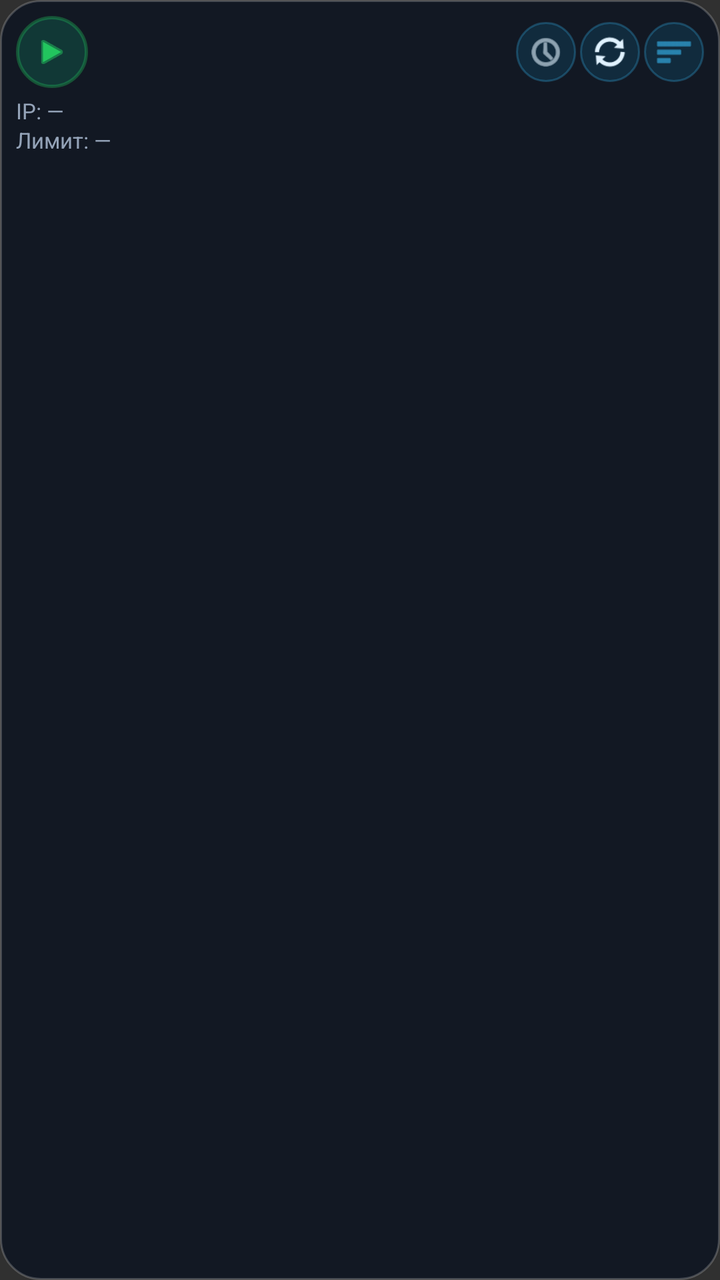
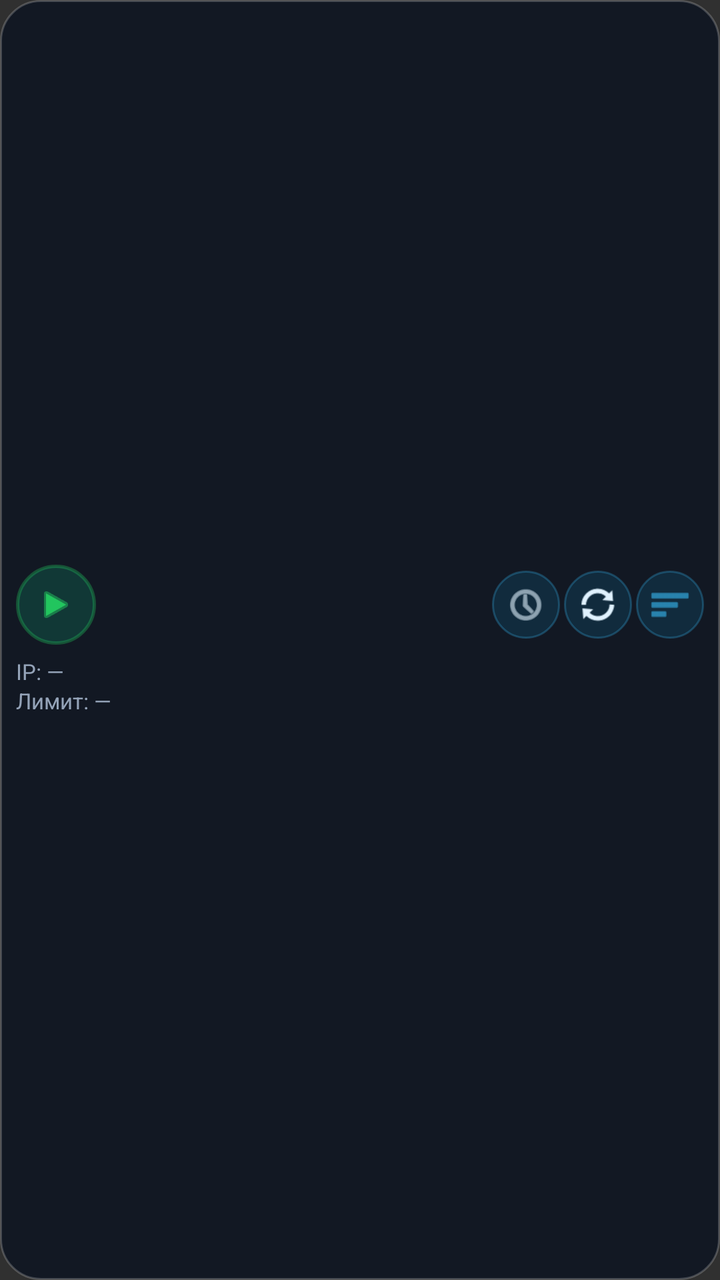

Screens rendered from an Android XML layout before and after an edit, with the pre-edit source and the edit as a unified diff.
<!-- AndroidManifest.xml: application theme Theme.VpEgs -->
<!-- res/layout/widget_2x3.xml -->
<?xml version="1.0" encoding="utf-8"?>
<LinearLayout xmlns:android="http://schemas.android.com/apk/res/android"
    android:id="@+id/widget_root"
    android:layout_width="match_parent"
    android:layout_height="wrap_content"
    android:orientation="vertical"
    android:padding="8dp"
    android:background="@drawable/widget_bg">

    <LinearLayout
        android:layout_width="match_parent"
        android:layout_height="wrap_content"
        android:orientation="horizontal"
        android:gravity="center_vertical">

        <FrameLayout
            android:id="@+id/btn_toggle"
            android:clickable="true"
            android:focusable="true"
            android:layout_width="36dp"
            android:layout_height="36dp"
            android:background="@drawable/widget_btn_circle">
            <ImageView
                android:id="@+id/icon_power"
                android:layout_width="18dp"
                android:layout_height="18dp"
                android:layout_gravity="center"
                android:src="@android:drawable/ic_media_play"
                android:tint="#22C55E" />
        </FrameLayout>

        <LinearLayout
            android:layout_width="0dp"
            android:layout_height="wrap_content"
            android:layout_weight="1"
            android:orientation="vertical"
            android:paddingStart="8dp">
            <TextView
                android:id="@+id/txt_country"
                android:layout_width="match_parent"
                android:layout_height="wrap_content"
                android:textColor="#E0F2FE"
                android:textSize="12sp"
                android:textStyle="bold"
                android:maxLines="1"
                android:ellipsize="end" />
            <TextView
                android:id="@+id/txt_ping"
                android:layout_width="match_parent"
                android:layout_height="wrap_content"
                android:textColor="#7DD3FC"
                android:textSize="10sp"
                android:maxLines="1" />
        </LinearLayout>

        <ImageView android:id="@+id/btn_ping" android:layout_width="30dp" android:layout_height="30dp"
            android:padding="5dp" android:clickable="true" android:focusable="true"
            android:src="@android:drawable/ic_menu_recent_history" android:background="@drawable/widget_btn_small" android:tint="#E0F2FE" />
        <ImageView android:id="@+id/btn_refresh" android:layout_width="30dp" android:layout_height="30dp"
            android:layout_marginStart="2dp" android:padding="5dp" android:clickable="true" android:focusable="true"
            android:src="@android:drawable/ic_popup_sync" android:background="@drawable/widget_btn_small" android:tint="#E0F2FE" />
        <ImageView android:id="@+id/btn_best" android:layout_width="30dp" android:layout_height="30dp"
            android:layout_marginStart="2dp" android:padding="5dp" android:clickable="true" android:focusable="true"
            android:src="@android:drawable/ic_menu_sort_by_size" android:background="@drawable/widget_btn_small" android:tint="#38BDF8" />
    </LinearLayout>

    <TextView
        android:id="@+id/txt_ip"
        android:layout_width="match_parent"
        android:layout_height="wrap_content"
        android:layout_marginTop="4dp"
        android:text="IP: —"
        android:textColor="#94A3B8"
        android:textSize="11sp"
        android:maxLines="1"
        android:ellipsize="end" />
    <TextView
        android:id="@+id/txt_limit"
        android:layout_width="match_parent"
        android:layout_height="wrap_content"
        android:text="Лимит: —"
        android:textColor="#94A3B8"
        android:textSize="11sp"
        android:maxLines="1"
        android:ellipsize="end" />
</LinearLayout>
<!-- resources referenced by this layout -->
<resources>
  <!-- drawable widget_bg (drawable) -->
  <?xml version="1.0" encoding="utf-8"?>
  <shape xmlns:android="http://schemas.android.com/apk/res/android" android:shape="rectangle">
      <solid android:color="#CC0B1220" />
      <corners android:radius="20dp" />
      <stroke android:width="1dp" android:color="#33FFFFFF" />
  </shape>
  <!-- drawable widget_btn_circle (drawable) -->
  <?xml version="1.0" encoding="utf-8"?>
  <shape xmlns:android="http://schemas.android.com/apk/res/android"
      android:shape="oval">
      <solid android:color="#3310B981" />
      <stroke android:width="1.5dp" android:color="#5522C55E" />
  </shape>
  <!-- drawable widget_btn_small (drawable) -->
  <?xml version="1.0" encoding="utf-8"?>
  <shape xmlns:android="http://schemas.android.com/apk/res/android"
      android:shape="oval">
      <solid android:color="#220EA5E9" />
      <stroke android:width="1dp" android:color="#4438BDF8" />
  </shape>
  <style name="Theme.VpEgs" parent="android:Theme.Material.NoActionBar">
          <item name="android:statusBarColor">@android:color/transparent</item>
          <item name="android:navigationBarColor">@android:color/transparent</item>
          <item name="android:windowLightStatusBar">false</item>
      </style>
</resources>

<!-- the commit's change to res/layout/widget_2x3.xml (unified diff, before → after) -->
@@ -2,10 +2,11 @@
 <LinearLayout xmlns:android="http://schemas.android.com/apk/res/android"
     android:id="@+id/widget_root"
     android:layout_width="match_parent"
-    android:layout_height="wrap_content"
+    android:layout_height="match_parent"
     android:orientation="vertical"
+    android:background="@drawable/widget_bg"
     android:padding="8dp"
-    android:background="@drawable/widget_bg">
+    android:gravity="center_vertical">
 
     <LinearLayout
         android:layout_width="match_parent"
@@ -17,13 +18,13 @@
             android:id="@+id/btn_toggle"
             android:clickable="true"
             android:focusable="true"
-            android:layout_width="36dp"
-            android:layout_height="36dp"
+            android:layout_width="40dp"
+            android:layout_height="40dp"
             android:background="@drawable/widget_btn_circle">
             <ImageView
                 android:id="@+id/icon_power"
-                android:layout_width="18dp"
-                android:layout_height="18dp"
+                android:layout_width="20dp"
+                android:layout_height="20dp"
                 android:layout_gravity="center"
                 android:src="@android:drawable/ic_media_play"
                 android:tint="#22C55E" />
@@ -39,8 +40,8 @@
                 android:id="@+id/txt_country"
                 android:layout_width="match_parent"
                 android:layout_height="wrap_content"
-                android:textColor="#E0F2FE"
-                android:textSize="12sp"
+                android:textColor="#F1F5F9"
+                android:textSize="13sp"
                 android:textStyle="bold"
                 android:maxLines="1"
                 android:ellipsize="end" />
@@ -49,18 +50,18 @@
                 android:layout_width="match_parent"
                 android:layout_height="wrap_content"
                 android:textColor="#7DD3FC"
-                android:textSize="10sp"
+                android:textSize="11sp"
                 android:maxLines="1" />
         </LinearLayout>
 
-        <ImageView android:id="@+id/btn_ping" android:layout_width="30dp" android:layout_height="30dp"
-            android:padding="5dp" android:clickable="true" android:focusable="true"
+        <ImageView android:id="@+id/btn_ping" android:layout_width="34dp" android:layout_height="34dp"
+            android:padding="6dp" android:clickable="true" android:focusable="true"
             android:src="@android:drawable/ic_menu_recent_history" android:background="@drawable/widget_btn_small" android:tint="#E0F2FE" />
-        <ImageView android:id="@+id/btn_refresh" android:layout_width="30dp" android:layout_height="30dp"
-            android:layout_marginStart="2dp" android:padding="5dp" android:clickable="true" android:focusable="true"
+        <ImageView android:id="@+id/btn_refresh" android:layout_width="34dp" android:layout_height="34dp"
+            android:layout_marginStart="2dp" android:padding="6dp" android:clickable="true" android:focusable="true"
             android:src="@android:drawable/ic_popup_sync" android:background="@drawable/widget_btn_small" android:tint="#E0F2FE" />
-        <ImageView android:id="@+id/btn_best" android:layout_width="30dp" android:layout_height="30dp"
-            android:layout_marginStart="2dp" android:padding="5dp" android:clickable="true" android:focusable="true"
+        <ImageView android:id="@+id/btn_best" android:layout_width="34dp" android:layout_height="34dp"
+            android:layout_marginStart="2dp" android:padding="6dp" android:clickable="true" android:focusable="true"
             android:src="@android:drawable/ic_menu_sort_by_size" android:background="@drawable/widget_btn_small" android:tint="#38BDF8" />
     </LinearLayout>
 
@@ -68,7 +69,7 @@
         android:id="@+id/txt_ip"
         android:layout_width="match_parent"
         android:layout_height="wrap_content"
-        android:layout_marginTop="4dp"
+        android:layout_marginTop="6dp"
         android:text="IP: —"
         android:textColor="#94A3B8"
         android:textSize="11sp"
